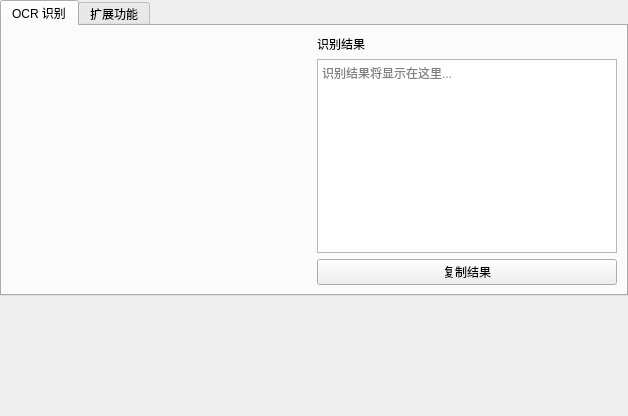
Before: the Qt Designer form src/vibeocr/ui/main_window.ui in FelixJI/VibeOCR, drawn with Qt 5.
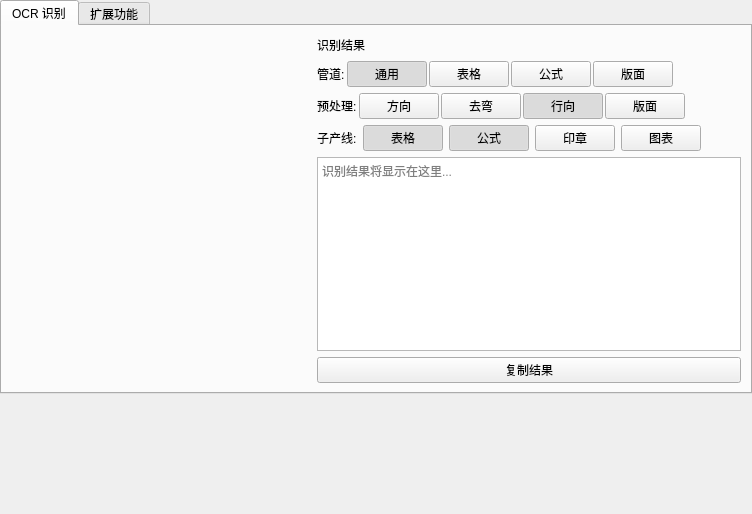
After: the same form once the commit is applied. Custom widgets are drawn as their Qt base class.

Commit message:
feat(core): 支持多种OCR管道预设及低置信度提示
- 控制台组件新增低置信度文本块检测与颜色高亮，提供数量变化信号
- 主窗口添加OCR管道及预处理选项按钮，支持管道切换时动态更新UI
- OCR识别任务支持传递选项参数，返回文本块及置信度信息
- 识别完成后在控制台输出详细置信度信息及状态栏显示平均置信度
- 新增复制成功提示弹窗，提升用户体验
- 环境管理模块新增PaddleX模型源自动检测并设置最快下载源
- 主程序入口增加环境变量抑制PaddleX模型源连接检查警告
- 优化依赖检测缓存加载与异步检测流程，提升启动响应速度
- 关闭时清理OCR管道缓存释放资源，避免内存泄漏
- 主窗口控件布局与样式调整，完善按钮可见性逻辑及提示信息

The edit to the form file:
```diff
--- a/src/vibeocr/ui/main_window.ui
+++ b/src/vibeocr/ui/main_window.ui
@@ -78,16 +78,332 @@
            <number>0</number>
           </property>
           <item>
-           <widget class="QLabel" name="labelResultTitle">
-            <property name="text">
-             <string>识别结果</string>
+           <layout class="QHBoxLayout" name="headerLayout">
+            <item>
+             <widget class="QLabel" name="labelResultTitle">
+              <property name="text">
+               <string>识别结果</string>
+              </property>
+             </widget>
+            </item>
+            <item>
+             <spacer name="horizontalSpacer">
+              <property name="orientation">
+               <enum>Qt::Horizontal</enum>
+              </property>
+              <property name="sizeHint" stdset="0">
+               <size>
+                <width>40</width>
+                <height>20</height>
+               </size>
+              </property>
+             </spacer>
+            </item>
+           </layout>
+          </item>
+          <item>
+           <layout class="QHBoxLayout" name="pipelineLayout">
+            <property name="spacing">
+             <number>2</number>
             </property>
+            <item>
+             <widget class="QLabel" name="labelPipeline">
+              <property name="text">
+               <string>管道:</string>
+              </property>
+             </widget>
+            </item>
+            <item>
+             <widget class="QPushButton" name="btnPipelineOCR">
+              <property name="toolTip">
+               <string>识别图片中的文字内容</string>
+              </property>
+              <property name="text">
+               <string>通用</string>
+              </property>
+              <property name="checkable">
+               <bool>true</bool>
+              </property>
+              <property name="checked">
+               <bool>true</bool>
+              </property>
+              <property name="autoExclusive">
+               <bool>true</bool>
+              </property>
+             </widget>
+            </item>
+            <item>
+             <widget class="QPushButton" name="btnPipelineTable">
+              <property name="toolTip">
+               <string>识别表格结构，输出 HTML 格式</string>
+              </property>
+              <property name="text">
+               <string>表格</string>
+              </property>
+              <property name="checkable">
+               <bool>true</bool>
+              </property>
+              <property name="checked">
+               <bool>false</bool>
+              </property>
+              <property name="autoExclusive">
+               <bool>true</bool>
+              </property>
+             </widget>
+            </item>
+            <item>
+             <widget class="QPushButton" name="btnPipelineFormula">
+              <property name="toolTip">
+               <string>识别数学公式，输出 LaTeX 格式</string>
+              </property>
+              <property name="text">
+               <string>公式</string>
+              </property>
+              <property name="checkable">
+               <bool>true</bool>
+              </property>
+              <property name="checked">
+               <bool>false</bool>
+              </property>
+              <property name="autoExclusive">
+               <bool>true</bool>
+              </property>
+             </widget>
+            </item>
+            <item>
+             <widget class="QPushButton" name="btnPipelineStructure">
+              <property name="toolTip">
+               <string>解析文档版面，支持表格、公式等子产线</string>
+              </property>
+              <property name="text">
+               <string>版面</string>
+              </property>
+              <property name="checkable">
+               <bool>true</bool>
+              </property>
+              <property name="checked">
+               <bool>false</bool>
+              </property>
+              <property name="autoExclusive">
+               <bool>true</bool>
+              </property>
+             </widget>
+            </item>
+            <item>
+             <spacer name="horizontalSpacerPipeline">
+              <property name="orientation">
+               <enum>Qt::Horizontal</enum>
+              </property>
+              <property name="sizeHint" stdset="0">
+               <size>
+                <width>40</width>
+                <height>20</height>
+               </size>
+              </property>
+             </spacer>
+            </item>
+           </layout>
+          </item>
+          <item>
+           <layout class="QHBoxLayout" name="preprocessLayout">
+            <property name="spacing">
+             <number>2</number>
+            </property>
+            <item>
+             <widget class="QLabel" name="labelPreprocess">
+              <property name="text">
+               <string>预处理:</string>
+              </property>
+             </widget>
+            </item>
+            <item>
+             <widget class="QPushButton" name="btnOrient">
+              <property name="toolTip">
+               <string>文档方向分类：自动检测并矫正 0°/90°/180°/270° 旋转</string>
+              </property>
+              <property name="text">
+               <string>方向</string>
+              </property>
+              <property name="checkable">
+               <bool>true</bool>
+              </property>
+              <property name="checked">
+               <bool>false</bool>
+              </property>
+             </widget>
+            </item>
+            <item>
+             <widget class="QPushButton" name="btnUnwarp">
+              <property name="toolTip">
+               <string>文档去弯曲：矫正拍摄/扫描过程中的几何扭曲</string>
+              </property>
+              <property name="text">
+               <string>去弯</string>
+              </property>
+              <property name="checkable">
+               <bool>true</bool>
+              </property>
+              <property name="checked">
+               <bool>false</bool>
+              </property>
+             </widget>
+            </item>
+            <item>
+             <widget class="QPushButton" name="btnTextline">
+              <property name="toolTip">
+               <string>文本行方向：检测并矫正文本行的旋转角度（仅通用 OCR）</string>
+              </property>
+              <property name="text">
+               <string>行向</string>
+              </property>
+              <property name="checkable">
+               <bool>true</bool>
+              </property>
+              <property name="checked">
+               <bool>true</bool>
+              </property>
+             </widget>
+            </item>
+            <item>
+             <widget class="QPushButton" name="btnLayout">
+              <property name="toolTip">
+               <string>版面检测：检测表格/公式区域（仅表格和公式管道）</string>
+              </property>
+              <property name="text">
+               <string>版面</string>
+              </property>
+              <property name="checkable">
+               <bool>true</bool>
+              </property>
+              <property name="checked">
+               <bool>false</bool>
+              </property>
+             </widget>
+            </item>
+            <item>
+             <spacer name="horizontalSpacerPreprocess">
+              <property name="orientation">
+               <enum>Qt::Horizontal</enum>
+              </property>
+              <property name="sizeHint" stdset="0">
+               <size>
+                <width>40</width>
+                <height>20</height>
+               </size>
+              </property>
+             </spacer>
+            </item>
+           </layout>
+          </item>
+          <item>
+           <widget class="QWidget" name="subPipelineOptions" native="true">
+            <property name="visible">
+             <bool>false</bool>
+            </property>
+            <layout class="QHBoxLayout" name="subPipelineLayout">
+             <property name="leftMargin">
+              <number>0</number>
+             </property>
+             <property name="topMargin">
+              <number>0</number>
+             </property>
+             <property name="rightMargin">
+              <number>0</number>
+             </property>
+             <property name="bottomMargin">
+              <number>0</number>
+             </property>
+             <item>
+              <widget class="QLabel" name="labelSubPipelines">
+               <property name="text">
+                <string>子产线:</string>
+               </property>
+              </widget>
+             </item>
+             <item>
+              <widget class="QPushButton" name="btnSubTable">
+               <property name="toolTip">
+                <string>启用表格识别子产线</string>
+               </property>
+               <property name="text">
+                <string>表格</string>
+               </property>
+               <property name="checkable">
+                <bool>true</bool>
+               </property>
+               <property name="checked">
+                <bool>true</bool>
+               </property>
+              </widget>
+             </item>
+             <item>
+              <widget class="QPushButton" name="btnSubFormula">
+               <property name="toolTip">
+                <string>启用公式识别子产线</string>
+               </property>
+               <property name="text">
+                <string>公式</string>
+               </property>
+               <property name="checkable">
+                <bool>true</bool>
+               </property>
+               <property name="checked">
+                <bool>true</bool>
+               </property>
+              </widget>
+             </item>
+             <item>
+              <widget class="QPushButton" name="btnSubSeal">
+               <property name="toolTip">
+                <string>启用印章识别子产线</string>
+               </property>
+               <property name="text">
+                <string>印章</string>
+               </property>
+               <property name="checkable">
+                <bool>true</bool>
+               </property>
+               <property name="checked">
+                <bool>false</bool>
+               </property>
+              </widget>
+             </item>
+             <item>
+              <widget class="QPushButton" name="btnSubChart">
+               <property name="toolTip">
+                <string>启用图表识别子产线</string>
+               </property>
+               <property name="text">
+                <string>图表</string>
+               </property>
+               <property name="checkable">
+                <bool>true</bool>
+               </property>
+               <property name="checked">
+                <bool>false</bool>
+               </property>
+              </widget>
+             </item>
+             <item>
+              <spacer name="horizontalSpacerSub">
+               <property name="orientation">
+                <enum>Qt::Horizontal</enum>
+               </property>
+               <property name="sizeHint" stdset="0">
+                <size>
+                 <width>40</width>
+                 <height>20</height>
+                </size>
+               </property>
+              </spacer>
+             </item>
+            </layout>
            </widget>
           </item>
           <item>
            <widget class="QTextEdit" name="textResult">
             <property name="readOnly">
-             <bool>true</bool>
+             <bool>false</bool>
             </property>
             <property name="placeholderText">
              <string>识别结果将显示在这里...</string>
```
The commit also changes 11 other files.
